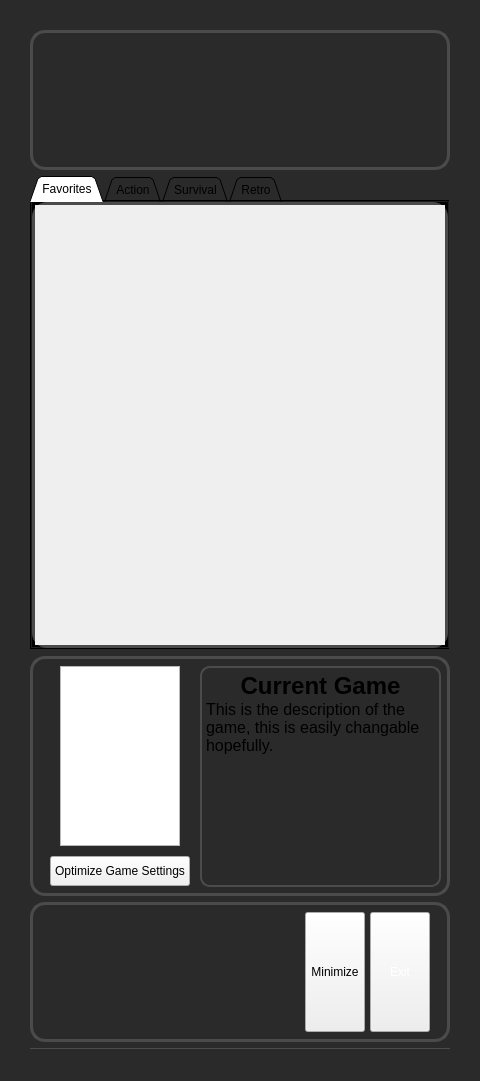
Before: the Qt Designer form mainwindow.ui in JforJake/GameLauncher, drawn with Qt 5.
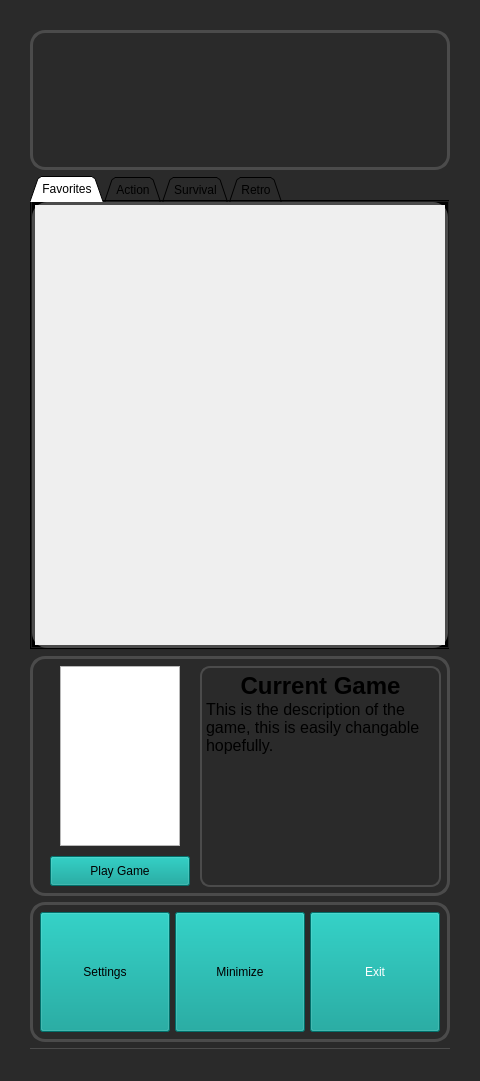
After: the same form once the commit is applied.

The edit to the form file:
```diff
--- a/mainwindow.ui
+++ b/mainwindow.ui
@@ -435,8 +435,8 @@
           <brush brushstyle="SolidPattern">
            <color alpha="0">
             <red>0</red>
-            <green>0</green>
-            <blue>0</blue>
+            <green>156</green>
+            <blue>148</blue>
            </color>
           </brush>
          </colorrole>
@@ -464,8 +464,8 @@
           <brush brushstyle="SolidPattern">
            <color alpha="0">
             <red>0</red>
-            <green>0</green>
-            <blue>0</blue>
+            <green>156</green>
+            <blue>148</blue>
            </color>
           </brush>
          </colorrole>
@@ -493,8 +493,8 @@
           <brush brushstyle="SolidPattern">
            <color alpha="0">
             <red>0</red>
-            <green>0</green>
-            <blue>0</blue>
+            <green>156</green>
+            <blue>148</blue>
            </color>
           </brush>
          </colorrole>
@@ -555,6 +555,33 @@
        <property name="palette">
         <palette>
          <active>
+          <colorrole role="Button">
+           <brush brushstyle="SolidPattern">
+            <color alpha="255">
+             <red>0</red>
+             <green>156</green>
+             <blue>148</blue>
+            </color>
+           </brush>
+          </colorrole>
+          <colorrole role="Base">
+           <brush brushstyle="SolidPattern">
+            <color alpha="255">
+             <red>0</red>
+             <green>156</green>
+             <blue>148</blue>
+            </color>
+           </brush>
+          </colorrole>
+          <colorrole role="Window">
+           <brush brushstyle="SolidPattern">
+            <color alpha="255">
+             <red>0</red>
+             <green>156</green>
+             <blue>148</blue>
+            </color>
+           </brush>
+          </colorrole>
           <colorrole role="Highlight">
            <brush brushstyle="SolidPattern">
             <color alpha="255">
@@ -566,6 +593,33 @@
           </colorrole>
          </active>
          <inactive>
+          <colorrole role="Button">
+           <brush brushstyle="SolidPattern">
+            <color alpha="255">
+             <red>0</red>
+             <green>156</green>
+             <blue>148</blue>
+            </color>
+           </brush>
+          </colorrole>
+          <colorrole role="Base">
+           <brush brushstyle="SolidPattern">
+            <color alpha="255">
+             <red>0</red>
+             <green>156</green>
+             <blue>148</blue>
+            </color>
+           </brush>
+          </colorrole>
+          <colorrole role="Window">
+           <brush brushstyle="SolidPattern">
+            <color alpha="255">
+             <red>0</red>
+             <green>156</green>
+             <blue>148</blue>
+            </color>
+           </brush>
+          </colorrole>
           <colorrole role="Highlight">
            <brush brushstyle="SolidPattern">
             <color alpha="255">
@@ -577,6 +631,33 @@
           </colorrole>
          </inactive>
          <disabled>
+          <colorrole role="Button">
+           <brush brushstyle="SolidPattern">
+            <color alpha="255">
+             <red>0</red>
+             <green>156</green>
+             <blue>148</blue>
+            </color>
+           </brush>
+          </colorrole>
+          <colorrole role="Base">
+           <brush brushstyle="SolidPattern">
+            <color alpha="255">
+             <red>0</red>
+             <green>156</green>
+             <blue>148</blue>
+            </color>
+           </brush>
+          </colorrole>
+          <colorrole role="Window">
+           <brush brushstyle="SolidPattern">
+            <color alpha="255">
+             <red>0</red>
+             <green>156</green>
+             <blue>148</blue>
+            </color>
+           </brush>
+          </colorrole>
           <colorrole role="Highlight">
            <brush brushstyle="SolidPattern">
             <color alpha="255">
@@ -589,8 +670,11 @@
          </disabled>
         </palette>
        </property>
+       <property name="styleSheet">
+        <string notr="true">background-color: #009c94</string>
+       </property>
        <property name="text">
-        <string>Optimize Game Settings</string>
+        <string>Play Game</string>
        </property>
       </widget>
       <widget class="QTextBrowser" name="CurrentGameInfo">
@@ -652,15 +736,24 @@
       <widget class="QPushButton" name="ExitButton">
        <property name="geometry">
         <rect>
-         <x>340</x>
+         <x>280</x>
          <y>10</y>
-         <width>60</width>
+         <width>130</width>
          <height>120</height>
         </rect>
        </property>
        <property name="palette">
         <palette>
          <active>
+          <colorrole role="Button">
+           <brush brushstyle="SolidPattern">
+            <color alpha="255">
+             <red>0</red>
+             <green>156</green>
+             <blue>148</blue>
+            </color>
+           </brush>
+          </colorrole>
           <colorrole role="Text">
            <brush brushstyle="SolidPattern">
             <color alpha="255">
@@ -679,6 +772,24 @@
             </color>
            </brush>
           </colorrole>
+          <colorrole role="Base">
+           <brush brushstyle="SolidPattern">
+            <color alpha="255">
+             <red>0</red>
+             <green>156</green>
+             <blue>148</blue>
+            </color>
+           </brush>
+          </colorrole>
+          <colorrole role="Window">
+           <brush brushstyle="SolidPattern">
+            <color alpha="255">
+             <red>0</red>
+             <green>156</green>
+             <blue>148</blue>
+            </color>
+           </brush>
+          </colorrole>
           <colorrole role="Highlight">
            <brush brushstyle="SolidPattern">
             <color alpha="255">
@@ -690,6 +801,15 @@
           </colorrole>
          </active>
          <inactive>
+          <colorrole role="Button">
+           <brush brushstyle="SolidPattern">
+            <color alpha="255">
+             <red>0</red>
+             <green>156</green>
+             <blue>148</blue>
+            </color>
+           </brush>
+          </colorrole>
           <colorrole role="Text">
            <brush brushstyle="SolidPattern">
             <color alpha="255">
@@ -708,6 +828,24 @@
             </color>
            </brush>
           </colorrole>
+          <colorrole role="Base">
+           <brush brushstyle="SolidPattern">
+            <color alpha="255">
+             <red>0</red>
+             <green>156</green>
+             <blue>148</blue>
+            </color>
+           </brush>
+          </colorrole>
+          <colorrole role="Window">
+           <brush brushstyle="SolidPattern">
+            <color alpha="255">
+             <red>0</red>
+             <green>156</green>
+             <blue>148</blue>
+            </color>
+           </brush>
+          </colorrole>
           <colorrole role="Highlight">
            <brush brushstyle="SolidPattern">
             <color alpha="255">
@@ -719,6 +857,33 @@
           </colorrole>
          </inactive>
          <disabled>
+          <colorrole role="Button">
+           <brush brushstyle="SolidPattern">
+            <color alpha="255">
+             <red>0</red>
+             <green>156</green>
+             <blue>148</blue>
+            </color>
+           </brush>
+          </colorrole>
+          <colorrole role="Base">
+           <brush brushstyle="SolidPattern">
+            <color alpha="255">
+             <red>0</red>
+             <green>156</green>
+             <blue>148</blue>
+            </color>
+           </brush>
+          </colorrole>
+          <colorrole role="Window">
+           <brush brushstyle="SolidPattern">
+            <color alpha="255">
+             <red>0</red>
+             <green>156</green>
+             <blue>148</blue>
+            </color>
+           </brush>
+          </colorrole>
           <colorrole role="Highlight">
            <brush brushstyle="SolidPattern">
             <color alpha="255">
@@ -731,6 +896,9 @@
          </disabled>
         </palette>
        </property>
+       <property name="styleSheet">
+        <string notr="true">background-color: #009c94</string>
+       </property>
        <property name="text">
         <string>Exit</string>
        </property>
@@ -738,16 +906,35 @@
       <widget class="QPushButton" name="MinimizeButton">
        <property name="geometry">
         <rect>
-         <x>275</x>
+         <x>145</x>
          <y>10</y>
-         <width>60</width>
+         <width>130</width>
          <height>120</height>
         </rect>
        </property>
+       <property name="styleSheet">
+        <string notr="true">background-color: #009c94</string>
+       </property>
        <property name="text">
         <string>Minimize</string>
        </property>
       </widget>
+      <widget class="QPushButton" name="SettingsButton">
+       <property name="geometry">
+        <rect>
+         <x>10</x>
+         <y>10</y>
+         <width>130</width>
+         <height>120</height>
+        </rect>
+       </property>
+       <property name="styleSheet">
+        <string notr="true">background-color: #009c94</string>
+       </property>
+       <property name="text">
+        <string>Settings</string>
+       </property>
+      </widget>
      </widget>
     </item>
     <item>
```
Left out of the diff: 2 changed lines with no effect on the pictures.
